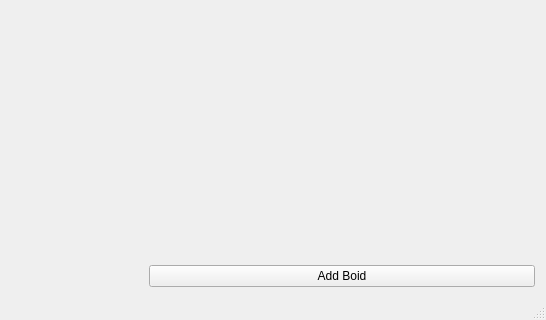
Above: mainwindow.ui from shreshthtuli/FlockSim before the change; both pictures show x 254 to 800 and y 280 to 600 of the 800 by 600 pixel window. Below: the same form after it.
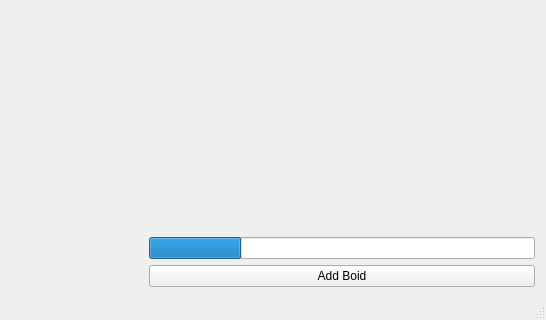
That is the form after the change. Custom widgets are drawn as their Qt base class.

Diff of the .ui file:
```diff
--- a/mainwindow.ui
+++ b/mainwindow.ui
@@ -245,6 +245,19 @@
         </property>
        </spacer>
       </item>
+      <item>
+       <widget class="QProgressBar" name="progressBar">
+        <property name="value">
+         <number>24</number>
+        </property>
+        <property name="textVisible">
+         <bool>false</bool>
+        </property>
+        <property name="format">
+         <string/>
+        </property>
+       </widget>
+      </item>
       <item>
        <widget class="QPushButton" name="AddBoid">
         <property name="text">
```
